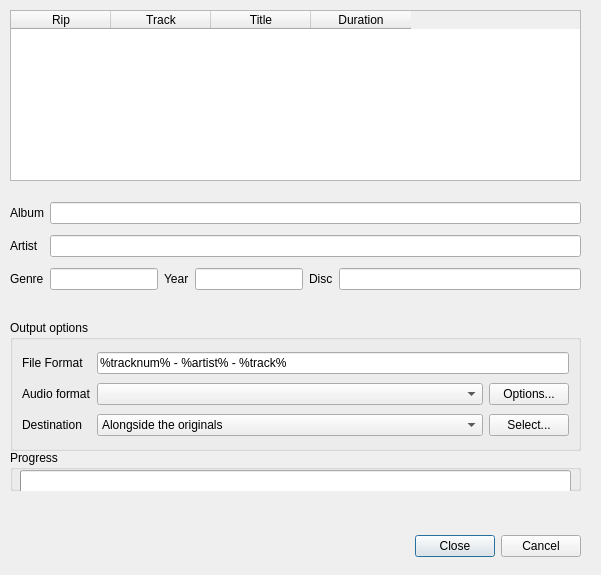
This is src/ui/ripcd.ui in clementine-player/Clementine as Qt 5 draws it before an edit. The edited form follows.
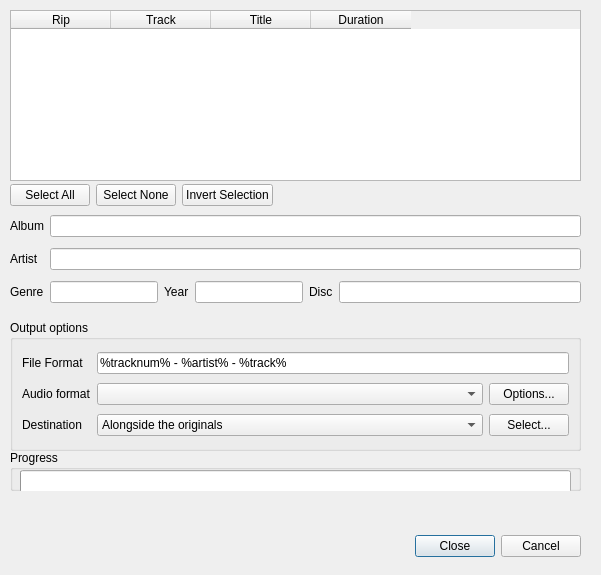
This is the edited form. Icons and pictures are not drawn.

Commit message: Add buttons 'select all', 'select none' and 'invert selection' buttons to the rip cd dialog.

The edit to the form file:
```diff
--- a/src/ui/ripcd.ui
+++ b/src/ui/ripcd.ui
@@ -40,7 +40,7 @@
    <property name="geometry">
     <rect>
      <x>10</x>
-     <y>197</y>
+     <y>210</y>
      <width>571</width>
      <height>101</height>
     </rect>
@@ -267,6 +267,52 @@
     </property>
    </widget>
   </widget>
+  <widget class="QWidget" name="horizontalLayoutWidget">
+   <property name="geometry">
+    <rect>
+     <x>10</x>
+     <y>180</y>
+     <width>571</width>
+     <height>31</height>
+    </rect>
+   </property>
+   <layout class="QHBoxLayout" name="horizontalLayout">
+    <item>
+     <widget class="QPushButton" name="select_all_button">
+      <property name="text">
+       <string>Select All</string>
+      </property>
+     </widget>
+    </item>
+    <item>
+     <widget class="QPushButton" name="select_none_button">
+      <property name="text">
+       <string>Select None</string>
+      </property>
+     </widget>
+    </item>
+    <item>
+     <widget class="QPushButton" name="invert_selection_button">
+      <property name="text">
+       <string>Invert Selection</string>
+      </property>
+     </widget>
+    </item>
+    <item>
+     <spacer name="horizontalSpacer">
+      <property name="orientation">
+       <enum>Qt::Horizontal</enum>
+      </property>
+      <property name="sizeHint" stdset="0">
+       <size>
+        <width>40</width>
+        <height>20</height>
+       </size>
+      </property>
+     </spacer>
+    </item>
+   </layout>
+  </widget>
  </widget>
  <tabstops>
   <tabstop>tableWidget</tabstop>
```
Left out of the diff: 3 changed lines with no effect on the pictures. The commit also changes 2 other files.
